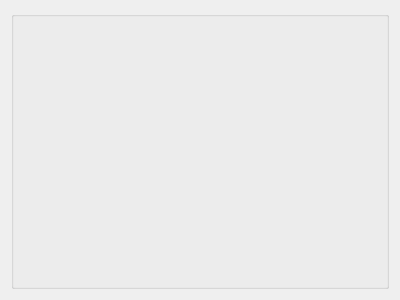
This is dexbot/views/ui/tabs/graph_tab.ui in xeroc/stakemachine as Qt 5 draws it before an edit. The edited form follows.
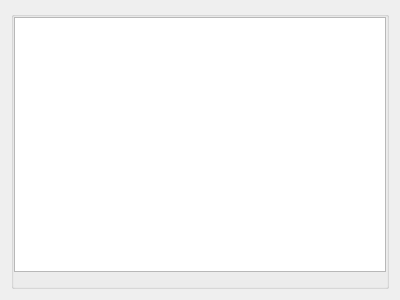
This is the edited form.

```diff
--- a/dexbot/views/ui/tabs/graph_tab.ui
+++ b/dexbot/views/ui/tabs/graph_tab.ui
@@ -19,9 +19,37 @@
      <property name="title">
       <string/>
      </property>
-     <layout class="QHBoxLayout" name="horizontalLayout">
+     <layout class="QVBoxLayout" name="verticalLayout_2">
+      <property name="spacing">
+       <number>0</number>
+      </property>
+      <property name="leftMargin">
+       <number>0</number>
+      </property>
+      <property name="topMargin">
+       <number>0</number>
+      </property>
+      <property name="rightMargin">
+       <number>0</number>
+      </property>
+      <property name="bottomMargin">
+       <number>0</number>
+      </property>
       <item>
-       <widget class="QLabel" name="graph">
+       <widget class="QTextEdit" name="graph">
+        <property name="verticalScrollBarPolicy">
+         <enum>Qt::ScrollBarAlwaysOff</enum>
+        </property>
+        <property name="horizontalScrollBarPolicy">
+         <enum>Qt::ScrollBarAlwaysOff</enum>
+        </property>
+        <property name="sizeAdjustPolicy">
+         <enum>QAbstractScrollArea::AdjustToContents</enum>
+        </property>
+       </widget>
+      </item>
+      <item>
+       <widget class="QLabel" name="status_label">
         <property name="text">
          <string/>
         </property>
```
